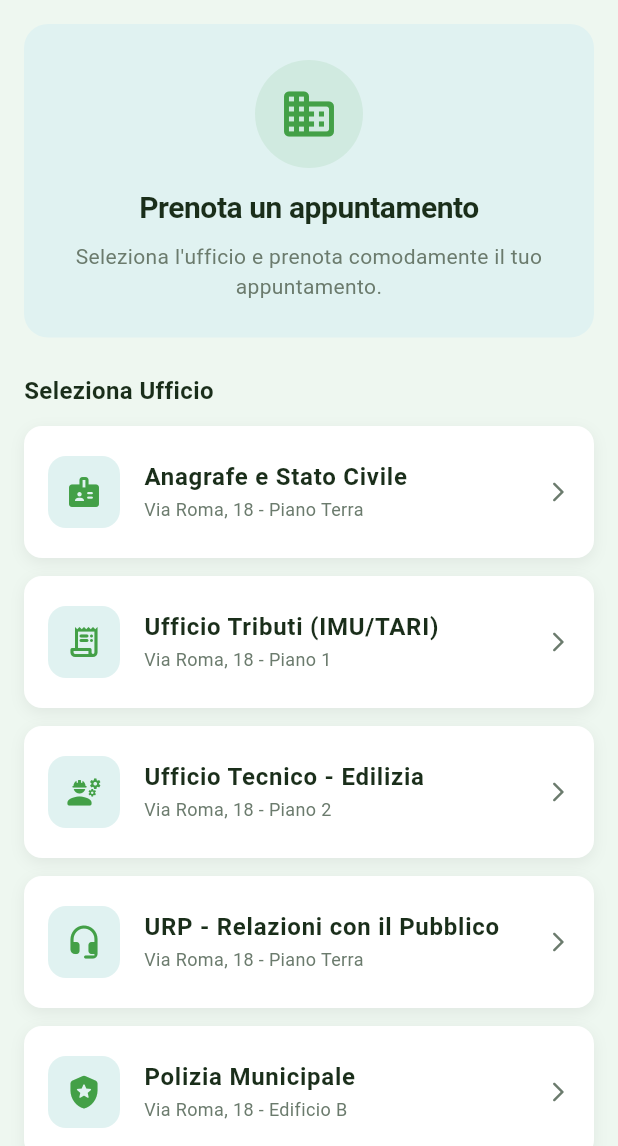
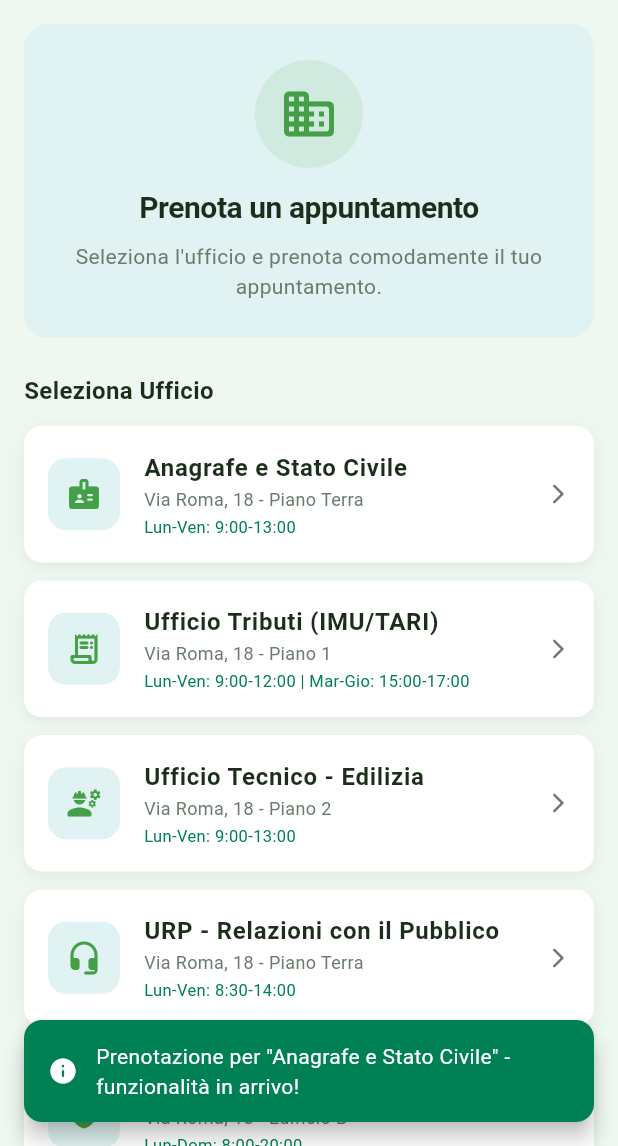
Before and after one commit to Oxer33/marcianise-app, a Flutter app: the PrenotaUfficioScreen screen opened by its route, after a tap on "Anagrafe e Stato Civile", on a phone screen of 412 x 824 dp, the part 90-1236 px from its top. Run offline on Flutter 3.47's test engine with Material 3 defaults, Android fonts, the phone set to English and light mode, and no system bars.

Commit message:
feat: Prenota Ufficio con orari apertura reali + feedback SnackBar prenotazione

```diff
--- a/lib/screens/servizi/prenota_ufficio_screen.dart
+++ b/lib/screens/servizi/prenota_ufficio_screen.dart
@@ -4,6 +4,7 @@ import '../../widgets/comune_drawer.dart';
 import '../../core/theme/app_colors.dart';
 import '../../core/theme/app_text_styles.dart';
 import '../../core/constants/app_constants.dart';
+import '../../core/utils/snackbar_helper.dart';
 
 /// Schermata per prenotare un appuntamento in un ufficio comunale
 /// L'utente potrà selezionare l'ufficio, la data e l'ora
@@ -31,12 +32,12 @@ class PrenotaUfficioScreen extends StatelessWidget {
             // Lista uffici disponibili (Aree/Settori reali dal sito)
             const Text('Seleziona Ufficio', style: AppTextStyles.heading3),
             const SizedBox(height: 12),
-            _buildUfficioCard('Anagrafe e Stato Civile', Icons.badge_rounded, 'Via Roma, 18 - Piano Terra'),
-            _buildUfficioCard('Ufficio Tributi (IMU/TARI)', Icons.receipt_long_rounded, 'Via Roma, 18 - Piano 1'),
-            _buildUfficioCard('Ufficio Tecnico - Edilizia', Icons.engineering_rounded, 'Via Roma, 18 - Piano 2'),
-            _buildUfficioCard('URP - Relazioni con il Pubblico', Icons.headset_mic_rounded, 'Via Roma, 18 - Piano Terra'),
-            _buildUfficioCard('Polizia Municipale', Icons.local_police_rounded, 'Via Roma, 18 - Edificio B'),
-            _buildUfficioCard('Servizi Sociali', Icons.family_restroom_rounded, 'Via Roma, 18 - Piano 1'),
+            _buildUfficioCard(context, 'Anagrafe e Stato Civile', Icons.badge_rounded, 'Via Roma, 18 - Piano Terra', 'Lun-Ven: 9:00-13:00'),
+            _buildUfficioCard(context, 'Ufficio Tributi (IMU/TARI)', Icons.receipt_long_rounded, 'Via Roma, 18 - Piano 1', 'Lun-Ven: 9:00-12:00 | Mar-Gio: 15:00-17:00'),
+            _buildUfficioCard(context, 'Ufficio Tecnico - Edilizia', Icons.engineering_rounded, 'Via Roma, 18 - Piano 2', 'Lun-Ven: 9:00-13:00'),
+            _buildUfficioCard(context, 'URP - Relazioni con il Pubblico', Icons.headset_mic_rounded, 'Via Roma, 18 - Piano Terra', 'Lun-Ven: 8:30-14:00'),
+            _buildUfficioCard(context, 'Polizia Municipale', Icons.local_police_rounded, 'Via Roma, 18 - Edificio B', 'Lun-Dom: 8:00-20:00'),
+            _buildUfficioCard(context, 'Servizi Sociali', Icons.family_restroom_rounded, 'Via Roma, 18 - Piano 1', 'Lun-Ven: 9:00-13:00'),
             const SizedBox(height: 32),
           ],
         ),
@@ -87,8 +88,8 @@ class PrenotaUfficioScreen extends StatelessWidget {
     );
   }
 
-  /// Card singolo ufficio
-  Widget _buildUfficioCard(String nome, IconData icona, String posizione) {
+  /// Card singolo ufficio con orari apertura e feedback prenotazione
+  Widget _buildUfficioCard(BuildContext context, String nome, IconData icona, String posizione, String orari) {
     return Container(
       margin: const EdgeInsets.only(bottom: 12),
       decoration: BoxDecoration(
@@ -114,7 +115,20 @@ class PrenotaUfficioScreen extends StatelessWidget {
           child: Icon(icona, color: const Color(0xFF43A047), size: 24),
         ),
         title: Text(nome, style: AppTextStyles.heading3),
-        subtitle: Text(posizione, style: AppTextStyles.bodySmall),
+        subtitle: Column(
+          crossAxisAlignment: CrossAxisAlignment.start,
+          children: [
+            Text(posizione, style: AppTextStyles.bodySmall),
+            const SizedBox(height: 2),
+            Text(
+              orari,
+              style: AppTextStyles.bodySmall.copyWith(
+                color: AppColors.primary,
+                fontSize: 11,
+              ),
+            ),
+          ],
+        ),
         trailing: const Icon(
           Icons.arrow_forward_ios_rounded,
           size: 16,
@@ -122,7 +136,8 @@ class PrenotaUfficioScreen extends StatelessWidget {
         ),
         shape: RoundedRectangleBorder(borderRadius: BorderRadius.circular(12)),
         onTap: () {
-          // TODO: Navigare alla prenotazione specifica
+          // TODO: Navigare alla prenotazione specifica con date picker
+          SnackBarHelper.showInfo(context, 'Prenotazione per "$nome" - funzionalità in arrivo!');
         },
       ),
     );
```
